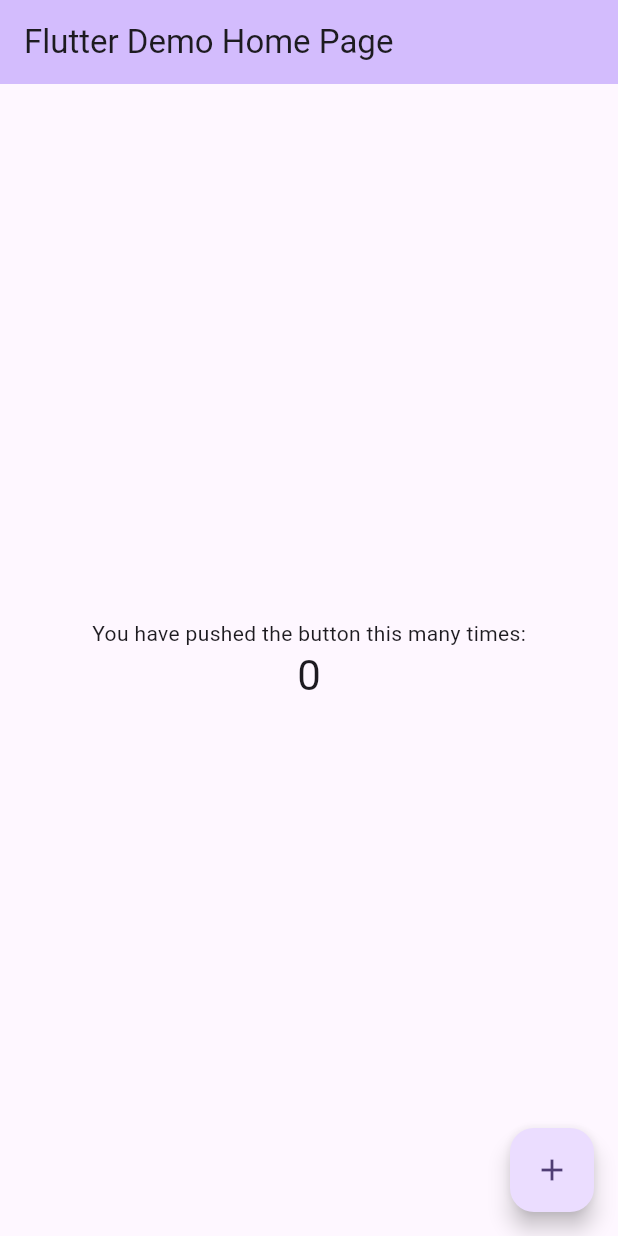
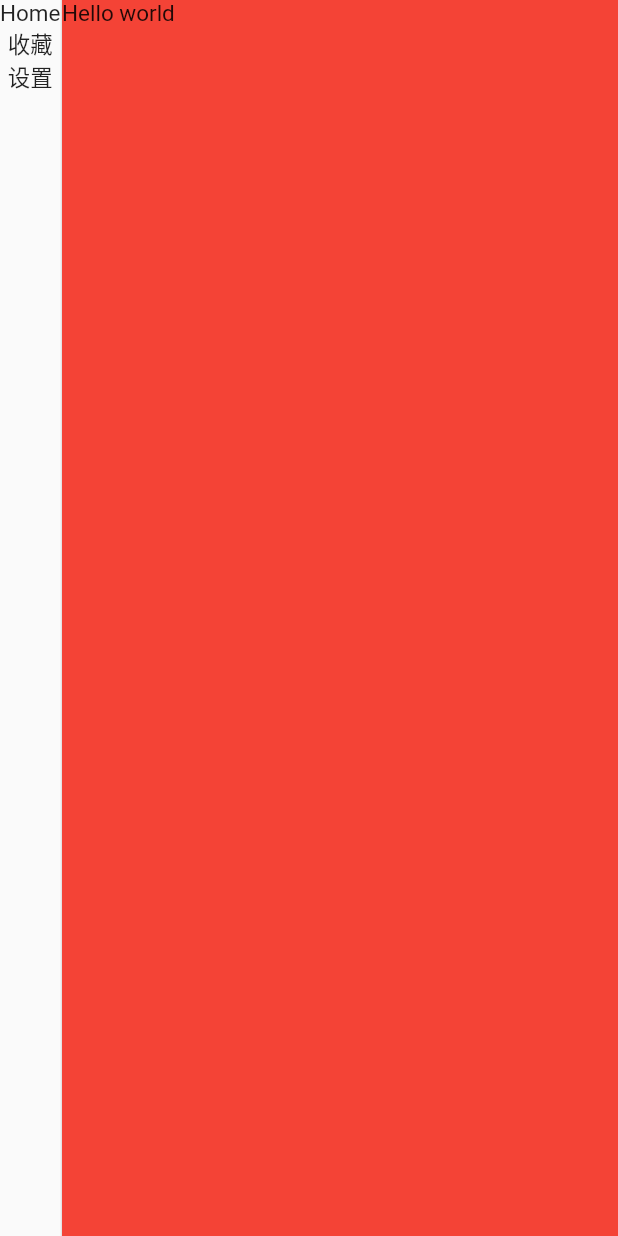
Before and after one commit to aidevjoe/devbox, a Flutter app: the screen it shows after launch, on a phone screen of 412 x 824 dp. Run offline on Flutter 3.47's test engine with Material 2 defaults, Android fonts, the phone set to English and light mode, and no system bars; our stand-ins replace go_router, hooks_riverpod, package_info_plus, riverpod_annotation, shared_preferences; generated files the repository leaves out were written again.

Commit message:
Init Project

```diff
--- /dev/null
+++ b/l10n.yaml
@@ -0,0 +1,3 @@
+arb-dir: lib/l10n
+template-arb-file: app_en.arb
+output-localization-file: app_localizations.dart
--- /dev/null
+++ b/lib/devbox.dart
@@ -0,0 +1,25 @@
+import 'package:devbox/utils/extensions/custom_extensions.dart';
+import 'package:flutter/material.dart';
+import 'package:hooks_riverpod/hooks_riverpod.dart';
+import 'package:flutter_gen/gen_l10n/app_localizations.dart';
+
+import 'router/routers.dart';
+
+class Devbox extends ConsumerWidget {
+  const Devbox({super.key});
+
+  @override
+  Widget build(BuildContext context, WidgetRef ref) {
+    final routes = ref.watch(routerConfigProvider);
+
+    return MaterialApp.router(
+      onGenerateTitle: (context) => context.l10n.appName,
+      routeInformationProvider: routes.routeInformationProvider,
+      routeInformationParser: routes.routeInformationParser,
+      routerDelegate: routes.routerDelegate,
+      localizationsDelegates: AppLocalizations.localizationsDelegates,
+      supportedLocales: AppLocalizations.supportedLocales,
+      locale: const Locale("zh"),
+    );
+  }
+}
--- /dev/null
+++ b/lib/l10n/app_en.arb
@@ -0,0 +1,6 @@
+{
+  "appName": "Devbox",
+  "favorites": "Favorites",
+  "settings": "Settings",
+  "confirm": "Confirm"
+}
--- /dev/null
+++ b/lib/l10n/app_zh.arb
@@ -0,0 +1,6 @@
+{
+  "appName": "Devbox",
+  "favorites": "收藏",
+  "settings": "设置",
+  "confirm": "确定"
+}
--- a/lib/main.dart
+++ b/lib/main.dart
@@ -1,125 +1,22 @@
+import 'package:devbox/devbox.dart';
 import 'package:flutter/material.dart';
+import 'package:hooks_riverpod/hooks_riverpod.dart';
+import 'package:package_info_plus/package_info_plus.dart';
+import 'package:shared_preferences/shared_preferences.dart';
 
-void main() {
-  runApp(const MyApp());
+import 'providers.dart/global_providers.dart';
+import 'utils/state_logger.dart';
+
+Future<void> main() async {
+  WidgetsFlutterBinding.ensureInitialized();
+
+  final sharedPreferences = await SharedPreferences.getInstance();
+  final packageInfo = await PackageInfo.fromPlatform();
+
+  runApp(ProviderScope(overrides: [
+    sharedPreferencesProvider.overrideWithValue(sharedPreferences),
+    packageInfoProvider.overrideWithValue(packageInfo),
+  ], observers: const [
+    SateLogger()
+  ], child: const Devbox()));
 }
-
-class MyApp extends StatelessWidget {
-  const MyApp({super.key});
-
-  // This widget is the root of your application.
-  @override
-  Widget build(BuildContext context) {
-    return MaterialApp(
-      title: 'Flutter Demo',
-      theme: ThemeData(
-        // This is the theme of your application.
-        //
-        // TRY THIS: Try running your application with "flutter run". You'll see
-        // the application has a blue toolbar. Then, without quitting the app,
-        // try changing the seedColor in the colorScheme below to Colors.green
-        // and then invoke "hot reload" (save your changes or press the "hot
-        // reload" button in a Flutter-supported IDE, or press "r" if you used
-        // the command line to start the app).
-        //
-        // Notice that the counter didn't reset back to zero; the application
-        // state is not lost during the reload. To reset the state, use hot
-        // restart instead.
-        //
-        // This works for code too, not just values: Most code changes can be
-        // tested with just a hot reload.
-        colorScheme: ColorScheme.fromSeed(seedColor: Colors.deepPurple),
-        useMaterial3: true,
-      ),
-      home: const MyHomePage(title: 'Flutter Demo Home Page'),
-    );
-  }
-}
-
-class MyHomePage extends StatefulWidget {
-  const MyHomePage({super.key, required this.title});
-
-  // This widget is the home page of your application. It is stateful, meaning
-  // that it has a State object (defined below) that contains fields that affect
-  // how it looks.
-
-  // This class is the configuration for the state. It holds the values (in this
-  // case the title) provided by the parent (in this case the App widget) and
-  // used by the build method of the State. Fields in a Widget subclass are
-  // always marked "final".
-
-  final String title;
-
-  @override
-  State<MyHomePage> createState() => _MyHomePageState();
-}
-
-class _MyHomePageState extends State<MyHomePage> {
-  int _counter = 0;
-
-  void _incrementCounter() {
-    setState(() {
-      // This call to setState tells the Flutter framework that something has
-      // changed in this State, which causes it to rerun the build method below
-      // so that the display can reflect the updated values. If we changed
-      // _counter without calling setState(), then the build method would not be
-      // called again, and so nothing would appear to happen.
-      _counter++;
-    });
-  }
-
-  @override
-  Widget build(BuildContext context) {
-    // This method is rerun every time setState is called, for instance as done
-    // by the _incrementCounter method above.
-    //
-    // The Flutter framework has been optimized to make rerunning build methods
-    // fast, so that you can just rebuild anything that needs updating rather
-    // than having to individually change instances of widgets.
-    return Scaffold(
-      appBar: AppBar(
-        // TRY THIS: Try changing the color here to a specific color (to
-        // Colors.amber, perhaps?) and trigger a hot reload to see the AppBar
-        // change color while the other colors stay the same.
-        backgroundColor: Theme.of(context).colorScheme.inversePrimary,
-        // Here we take the value from the MyHomePage object that was created by
-        // the App.build method, and use it to set our appbar title.
-        title: Text(widget.title),
-      ),
-      body: Center(
-        // Center is a layout widget. It takes a single child and positions it
-        // in the middle of the parent.
-        child: Column(
-          // Column is also a layout widget. It takes a list of children and
-          // arranges them vertically. By default, it sizes itself to fit its
-          // children horizontally, and tries to be as tall as its parent.
-          //
-          // Column has various properties to control how it sizes itself and
-          // how it positions its children. Here we use mainAxisAlignment to
-          // center the children vertically; the main axis here is the vertical
-          // axis because Columns are vertical (the cross axis would be
-          // horizontal).
-          //
-          // TRY THIS: Invoke "debug painting" (choose the "Toggle Debug Paint"
-          // action in the IDE, or press "p" in the console), to see the
-          // wireframe for each widget.
-          mainAxisAlignment: MainAxisAlignment.center,
-          children: <Widget>[
-            const Text(
-              'You have pushed the button this many times:',
-            ),
-            Text(
-              '$_counter',
-              style: Theme.of(context).textTheme.headlineMedium,
-            ),
-          ],
-        ),
-      ),
-      floatingActionButton: FloatingActionButton(
-        onPressed: _incrementCounter,
-        tooltip: 'Increment',
-        child: const Icon(Icons.add),
-      ), // This trailing comma makes auto-formatting nicer for build methods.
-    );
-  }
-}
--- /dev/null
+++ b/lib/ui/pages/app_page.dart
@@ -0,0 +1,56 @@
+import 'package:devbox/utils/extensions/custom_extensions.dart';
+import 'package:flutter/material.dart';
+import 'package:go_router/go_router.dart';
+import 'package:hooks_riverpod/hooks_riverpod.dart';
+
+import '../../router/routers.dart';
+
+class AppPage extends ConsumerWidget {
+  const AppPage({super.key, required this.contentView});
+
+  final Widget contentView;
+
+  @override
+  Widget build(BuildContext context, WidgetRef ref) {
+    return Scaffold(
+        body: Row(
+      children: [
+        Column(
+          children: [
+            const CategoryWidget(
+              title: 'Home',
+              path: HomeRoute.path,
+            ),
+            CategoryWidget(
+              title: context.l10n.favorites,
+              path: FavoriteRoute.path,
+            ),
+            CategoryWidget(
+              title: context.l10n.settings,
+              path: SettingRoute.path,
+            ),
+          ],
+        ),
+        const VerticalDivider(
+          width: 1,
+        ),
+        Expanded(
+          child: Scaffold(body: contentView),
+        )
+      ],
+    ));
+  }
+}
+
+class CategoryWidget extends StatelessWidget {
+  const CategoryWidget({super.key, required this.title, required this.path});
+
+  final String title;
+  final String path;
+
+  @override
+  Widget build(BuildContext context) {
+    return GestureDetector(
+        onTap: () => GoRouter.of(context).go(path), child: Text(title));
+  }
+}
--- /dev/null
+++ b/lib/ui/pages/home_page.dart
@@ -0,0 +1,10 @@
+import 'package:flutter/material.dart';
+
+class HomePage extends StatelessWidget {
+  const HomePage({super.key});
+
+  @override
+  Widget build(BuildContext context) {
+    return Container(color: Colors.red, child: const Text("Hello world"));
+  }
+}
--- /dev/null
+++ b/lib/utils/extensions/custom_extensions.dart
@@ -0,0 +1,4 @@
+import 'package:flutter_gen/gen_l10n/app_localizations.dart';
+import 'package:flutter/material.dart';
+
+part 'custom_extensions/context_extensions.dart';
--- /dev/null
+++ b/lib/utils/extensions/custom_extensions/context_extensions.dart
@@ -0,0 +1,5 @@
+part of '../custom_extensions.dart';
+
+extension ContextExtensions on BuildContext {
+  AppLocalizations get l10n => AppLocalizations.of(this)!;
+}
```
Also changed, not shown: lib/providers.dart/global_providers.dart (added, +11 -0 lines), lib/router/routers.dart (added, +61 -0 lines), lib/ui/pages/favorite_page.dart (added, +11 -0 lines), lib/ui/pages/setting_page.dart (added, +16 -0 lines), lib/utils/state_logger.dart (added, +22 -0 lines), pubspec.yaml (+20 -66 lines), pubspec.lock, 16 other files.
